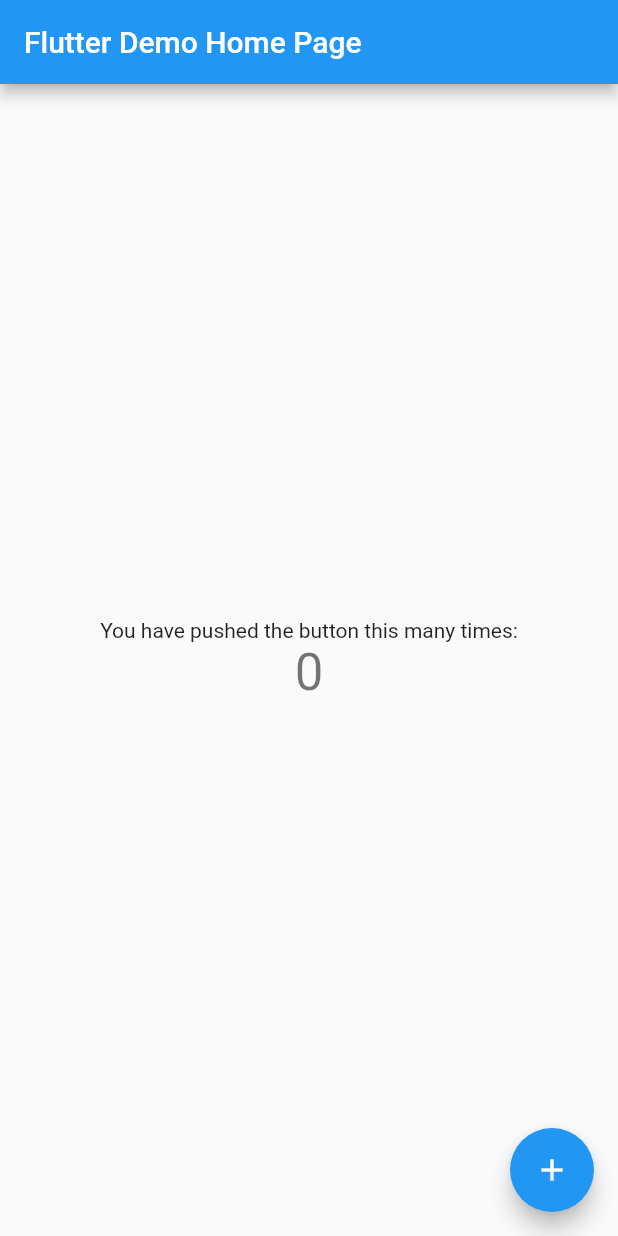
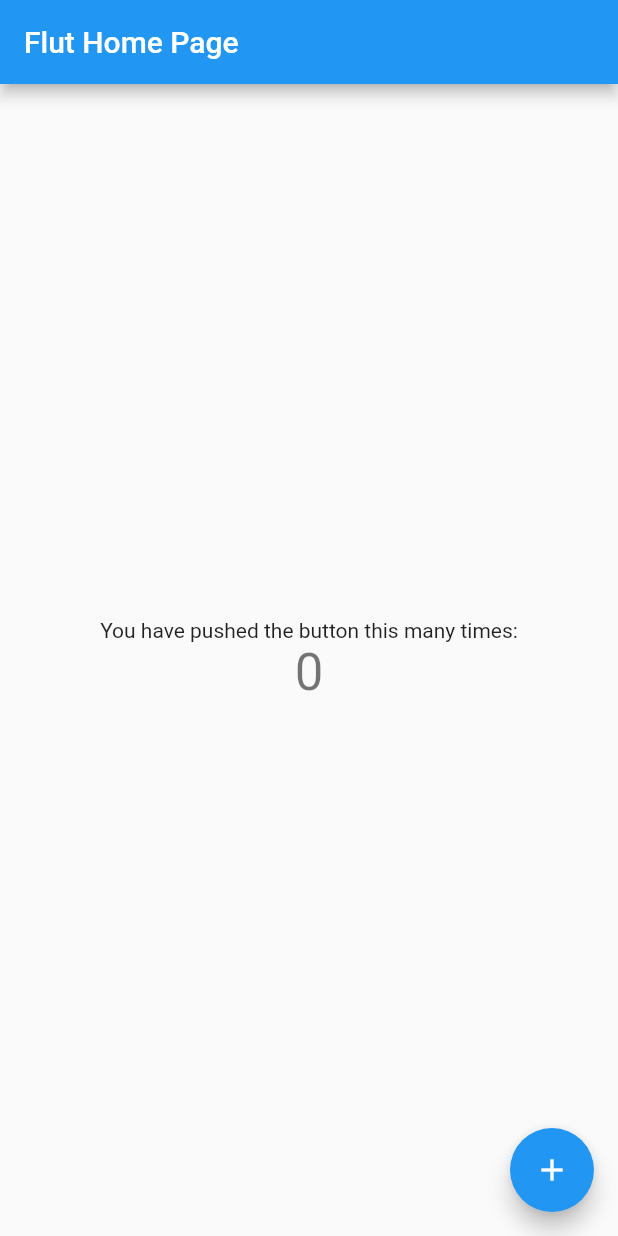
Before and after one commit to Aliza26/TutorAppWithFlutter, a Flutter app: the screen it shows after launch, on a phone screen of 412 x 824 dp. Run offline on Flutter 3.47's test engine with Material 2 defaults, Android fonts, the phone set to English and light mode, and no system bars.

```diff
--- a/lib/main.dart
+++ b/lib/main.dart
@@ -24,7 +24,7 @@ class MyApp extends StatelessWidget {
         // is not restarted.
         primarySwatch: Colors.blue,
       ),
-      home: const MyHomePage(title: 'Flutter Demo Home Page'),
+      home: const MyHomePage(title: 'Flut Home Page'),
     );
   }
 }
```
Also changed, not shown: lib/pages/login.dart (added, +17 -0 lines).
